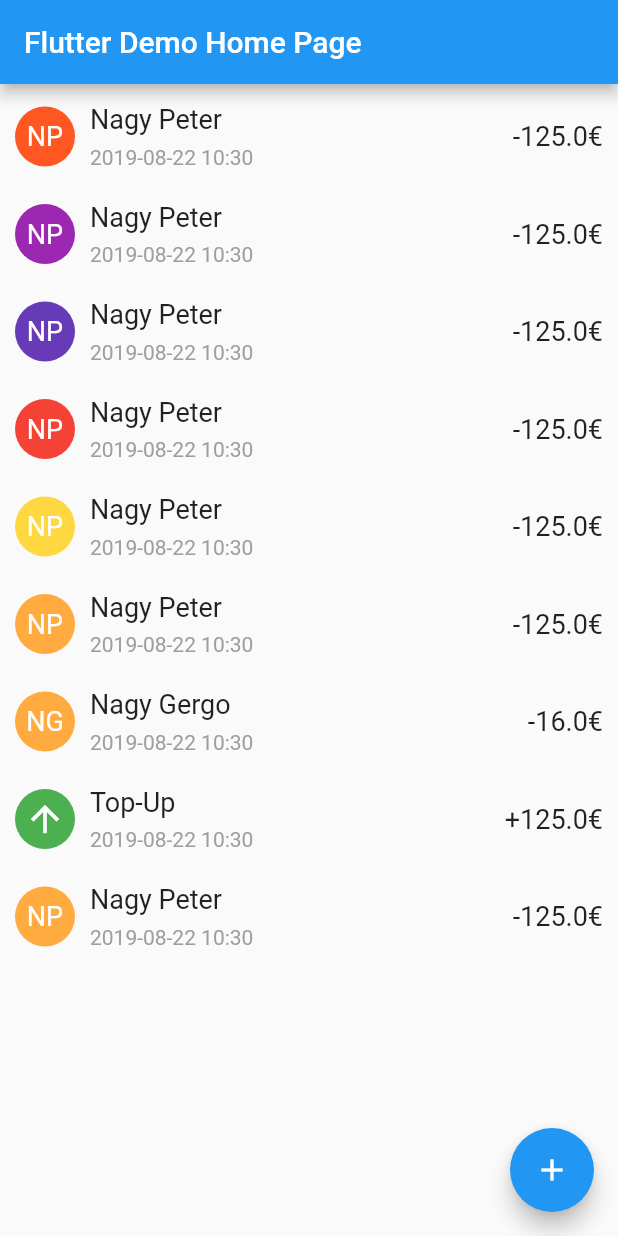
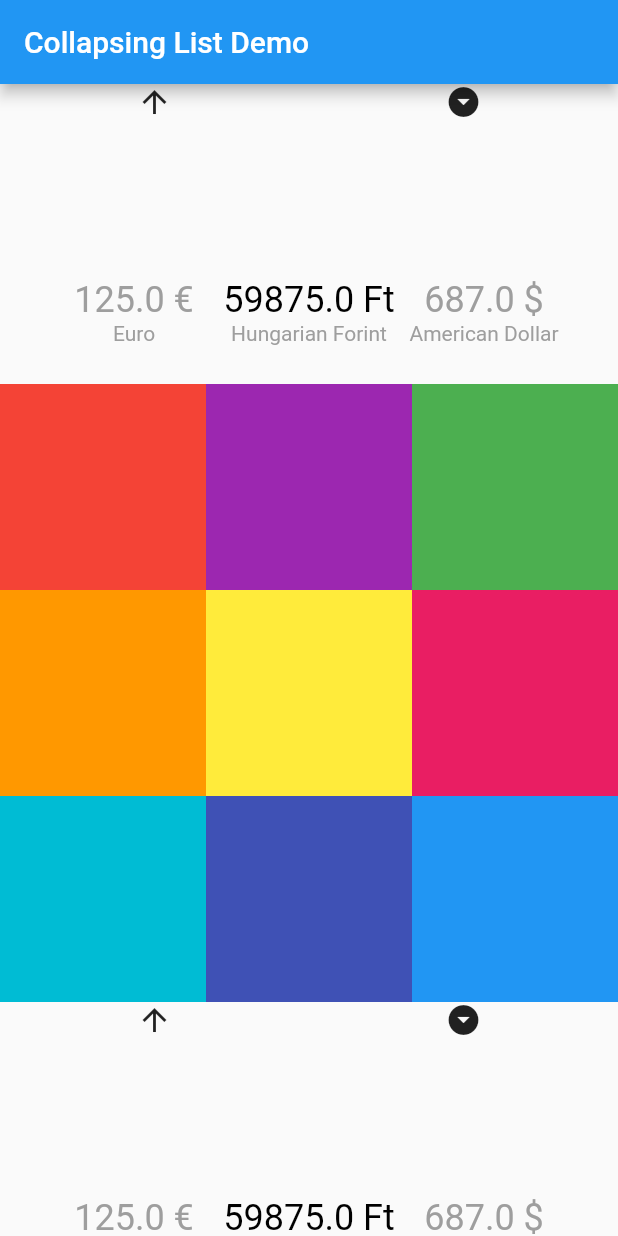
Before and after one commit to pappd/UIDemo, a Flutter app: the screen it shows after launch, on a phone screen of 412 x 824 dp. Run offline on Flutter 3.47's test engine with Material 2 defaults, Android fonts, the light colour scheme and no system bars.

Commit message:
fix currency balance widget

```diff
--- a/lib/currency_balance.dart
+++ b/lib/currency_balance.dart
@@ -2,20 +2,17 @@
 import 'package:flutter/rendering.dart';
 
 class CurrencyBalance extends StatefulWidget {
-  double visibility;
-  CurrencyBalance({Key key, this.visibility = 1}) : super(key: key);
+  final double visibility;
+  const CurrencyBalance({Key key, this.visibility = 1}) : super(key: key);
 
   @override
   _CurrencyBalanceState createState() {
-    return _CurrencyBalanceState(visibility);
+    return _CurrencyBalanceState();
   }
 }
 
 class _CurrencyBalanceState extends State<CurrencyBalance> {
-  final double visibility;
   int selectedValue = 1;
-
-  _CurrencyBalanceState(this.visibility);
 
   @override
   Widget build(BuildContext context) {
@@ -24,7 +21,7 @@
       onChanged: (value) => setState(() => selectedValue = value),
       listViewWidth: 350,
       selectedValue: selectedValue,
-      visibilityFactor: visibility,
+      visibilityFactor: widget.visibility,
     );
   }
 }
@@ -58,7 +55,7 @@
   CurrencyPicker(
       /* this.balances, this.longCurrencyNames, this.shortCurrencyNames, */
       {Key key,
-      this.maxFontSize = 48,
+      this.maxFontSize = 24,
       this.minFontSize = 18,
       this.visibilityFactor = 1,
       this.onChanged,
@@ -72,7 +69,7 @@
   @override
   Widget build(BuildContext context) {
     final fontSize =
-        maxFontSize - visibilityFactor * (maxFontSize - minFontSize);
+        maxFontSize + (visibilityFactor - 1) * (maxFontSize - minFontSize);
     final defaultStyle = TextStyle(
         fontSize: fontSize, color: Colors.grey.withOpacity(visibilityFactor));
     final selectedStyle = TextStyle(fontSize: fontSize, color: Colors.black);
@@ -121,7 +118,6 @@
           (notification.metrics.pixels + listViewWidth / 2) ~/
               (listViewWidth / 3);
       int intValueInTheMiddle = intIndexOfMiddleElement - 1;
-      print(intIndexOfMiddleElement.toString());
 
       if (_userStoppedScrolling(notification, _scrollController)) {
         //center selected value
--- a/lib/main.dart
+++ b/lib/main.dart
@@ -1,118 +1,183 @@
 import 'package:flutter/material.dart';
+import 'package:scrolling_ui/currency_balance.dart';
 import 'package:scrolling_ui/model/transaction.dart';
+import 'package:scrolling_ui/pickerr.dart';
 import 'package:scrolling_ui/transaction_card.dart';
+import 'package:flutter/foundation.dart';
+import 'package:provider/provider.dart';
+import 'dart:math';
 
 void main() => runApp(MyApp());
 
 class MyApp extends StatelessWidget {
-  // This widget is the root of your application.
   @override
   Widget build(BuildContext context) {
     return MaterialApp(
-      title: 'Flutter Demo',
-      theme: ThemeData(
-        // This is the theme of your application.
-        //
-        // Try running your application with "flutter run". You'll see the
-        // application has a blue toolbar. Then, without quitting the app, try
-        // changing the primarySwatch below to Colors.green and then invoke
-        // "hot reload" (press "r" in the console where you ran "flutter run",
-        // or simply save your changes to "hot reload" in a Flutter IDE).
-        // Notice that the counter didn't reset back to zero; the application
-        // is not restarted.
-        primarySwatch: Colors.blue,
+      home: Scaffold(
+        appBar: AppBar(title: Text('Collapsing List Demo')),
+        body: CollapsingList(),
       ),
-      home: MyHomePage(title: 'Flutter Demo Home Page'),
     );
   }
 }
 
-class MyHomePage extends StatefulWidget {
-  MyHomePage({Key key, this.title}) : super(key: key);
-
-  // This widget is the home page of your application. It is stateful, meaning
-  // that it has a State object (defined below) that contains fields that affect
-  // how it looks.
-
-  // This class is the configuration for the state. It holds the values (in this
-  // case the title) provided by the parent (in this case the App widget) and
-  // used by the build method of the State. Fields in a Widget subclass are
-  // always marked "final".
-
-  final String title;
+class _SliverAppBarDelegate extends SliverPersistentHeaderDelegate {
+  _SliverAppBarDelegate({
+    @required this.minHeight,
+    @required this.maxHeight,
+    @required this.child,
+  });
+  final double minHeight;
+  final double maxHeight;
+  final Widget child;
+  @override
+  double get minExtent => minHeight;
+  @override
+  double get maxExtent => max(maxHeight, minHeight);
+  @override
+  Widget build(
+      BuildContext context, double shrinkOffset, bool overlapsContent) {
+    return SizedBox.expand(
+      child: Stack(
+        children: <Widget>[
+          Row(
+            mainAxisAlignment: MainAxisAlignment.spaceAround,
+            children: <Widget>[
+              Icon(Icons.arrow_upward),
+              Icon(Icons.arrow_drop_down_circle),
+            ],
+          ),
+          SizedBox.expand(
+            child: Column(
+              mainAxisAlignment: MainAxisAlignment.end,
+              crossAxisAlignment: CrossAxisAlignment.center,
+              children: <Widget>[
+                //Text("${shrinkOffset}"),
+                Container(
+                  width: 350,
+                  height: 70,
+                  child: CurrencyBalance(
+                    visibility:
+                        max((200 - 100 - shrinkOffset) / (200 - 100), 0.0),
+                  ),
+                ),
+              ],
+            ),
+          )
+        ],
+      ),
+    );
+  }
 
   @override
-  _MyHomePageState createState() => _MyHomePageState();
+  bool shouldRebuild(_SliverAppBarDelegate oldDelegate) {
+    return maxHeight != oldDelegate.maxHeight ||
+        minHeight != oldDelegate.minHeight ||
+        child != oldDelegate.child;
+  }
 }
 
-class _MyHomePageState extends State<MyHomePage> {
-  int _counter = 0;
-
-  void _incrementCounter() {
-    setState(() {
-      // This call to setState tells the Flutter framework that something has
-      // changed in this State, which causes it to rerun the build method below
-      // so that the display can reflect the updated values. If we changed
-      // _counter without calling setState(), then the build method would not be
-      // called again, and so nothing would appear to happen.
-      _counter++;
-    });
+class CollapsingList extends StatelessWidget {
+  SliverPersistentHeader makeHeader(String headerText) {
+    return SliverPersistentHeader(
+      pinned: true,
+      delegate: _SliverAppBarDelegate(
+        minHeight: 70.0,
+        maxHeight: 200.0,
+        child: Container(
+            color: Colors.lightBlue, child: Center(child: Text(headerText))),
+      ),
+    );
   }
 
   @override
   Widget build(BuildContext context) {
-    // This method is rerun every time setState is called, for instance as done
-    // by the _incrementCounter method above.
-    //
-    // The Flutter framework has been optimized to make rerunning build methods
-    // fast, so that you can just rebuild anything that needs updating rather
-    // than having to individually change instances of widgets.
-    return Scaffold(
-      appBar: AppBar(
-        // Here we take the value from the MyHomePage object that was created by
-        // the App.build method, and use it to set our appbar title.
-        title: Text(widget.title),
-      ),
-      body: Center(
-        // Center is a layout widget. It takes a single child and positions it
-        // in the middle of the parent.
-        child: Column(
-          // Column is also layout widget. It takes a list of children and
-          // arranges them vertically. By default, it sizes itself to fit its
-          // children horizontally, and tries to be as tall as its parent.
-          //
-          // Invoke "debug painting" (press "p" in the console, choose the
-          // "Toggle Debug Paint" action from the Flutter Inspector in Android
-          // Studio, or the "Toggle Debug Paint" command in Visual Studio Code)
-          // to see the wireframe for each widget.
-          //
-          // Column has various properties to control how it sizes itself and
-          // how it positions its children. Here we use mainAxisAlignment to
-          // center the children vertically; the main axis here is the vertical
-          // axis because Columns are vertical (the cross axis would be
-          // horizontal).
-          mainAxisAlignment: MainAxisAlignment.start,
-          children: <Widget>[
-            for (int i = 5; i < 10; i++)
-              TransactionCard(
-                Transaction(125, name: "Nagy Peter", date: DateTime.now()),
-                colorIndex: i,
-              ),
-            TransactionCard(
-                Transaction(125, name: "Nagy Peter", date: DateTime.now())),
-            TransactionCard(
-                Transaction(16, name: "Nagy Gergo", date: DateTime.now())),
-            TransactionCard(Transaction(125, date: DateTime.now())),
-            TransactionCard(
-                Transaction(125, name: "Nagy Peter", date: DateTime.now())),
+    return CustomScrollView(
+      slivers: <Widget>[
+        makeHeader('Header Section 1'),
+        SliverGrid.count(
+          crossAxisCount: 3,
+          children: [
+            Container(color: Colors.red, height: 150.0),
+            Container(color: Colors.purple, height: 150.0),
+            Container(color: Colors.green, height: 150.0),
+            Container(color: Colors.orange, height: 150.0),
+            Container(color: Colors.yellow, height: 150.0),
+            Container(color: Colors.pink, height: 150.0),
+            Container(color: Colors.cyan, height: 150.0),
+            Container(color: Colors.indigo, height: 150.0),
+            Container(color: Colors.blue, height: 150.0),
           ],
         ),
-      ),
-      floatingActionButton: FloatingActionButton(
-        onPressed: _incrementCounter,
-        tooltip: 'Increment',
-        child: Icon(Icons.add),
-      ), // This trailing comma makes auto-formatting nicer for build methods.
+        makeHeader('Header Section 2'),
+        SliverFixedExtentList(
+          itemExtent: 150.0,
+          delegate: SliverChildListDelegate(
+            [
+              // CurrencyPicker(
+              //   onChanged: (num) {},
+              //   initialValue: 1,
+              // ),
+              // Container(
+              //   child: Row(
+              //     children: <Widget>[
+              //       CurrencyBalance(),
+              //     ],
+              //   ),
+              //   //color: Colors.blueAccent,
+              // ),
+              Container(
+                color: Colors.red,
+                height: 50,
+                child: FittedBox(
+                  child: Text(
+                    "hosszi fngremlk neirmfe  pvrsadd vege",
+                    softWrap: true,
+                    style: TextStyle(fontSize: 40),
+                    maxLines: 3,
+                  ),
+                ),
+              ),
+              Container(color: Colors.purple),
+              Container(color: Colors.green),
+              Container(color: Colors.orange),
+              Container(color: Colors.yellow),
+            ],
+          ),
+        ),
+        //makeHeader('Header Section 3'),
+        SliverGrid(
+          gridDelegate: new SliverGridDelegateWithMaxCrossAxisExtent(
+            maxCrossAxisExtent: 200.0,
+            mainAxisSpacing: 10.0,
+            crossAxisSpacing: 10.0,
+            childAspectRatio: 4.0,
+          ),
+          delegate: new SliverChildBuilderDelegate(
+            (BuildContext context, int index) {
+              return new Container(
+                alignment: Alignment.center,
+                color: Colors.teal[100 * (index % 9)],
+                child: new Text('grid item $index'),
+              );
+            },
+            childCount: 20,
+          ),
+        ),
+        //makeHeader('Header Section 4'),
+        // Yes, this could also be a SliverFixedExtentList. Writing
+        // this way just for an example of SliverList construction.
+        SliverList(
+          delegate: SliverChildListDelegate(
+            [
+              Container(color: Colors.pink, height: 150.0),
+              Container(color: Colors.cyan, height: 150.0),
+              Container(color: Colors.indigo, height: 150.0),
+              Container(color: Colors.blue, height: 150.0),
+            ],
+          ),
+        ),
+      ],
     );
   }
 }
--- a/pubspec.yaml
+++ b/pubspec.yaml
@@ -19,6 +19,7 @@
 dependencies:
   flutter:
     sdk: flutter
+  provider: ^3.1.0
 
   # The following adds the Cupertino Icons font to your application.
   # Use with the CupertinoIcons class for iOS style icons.
```
